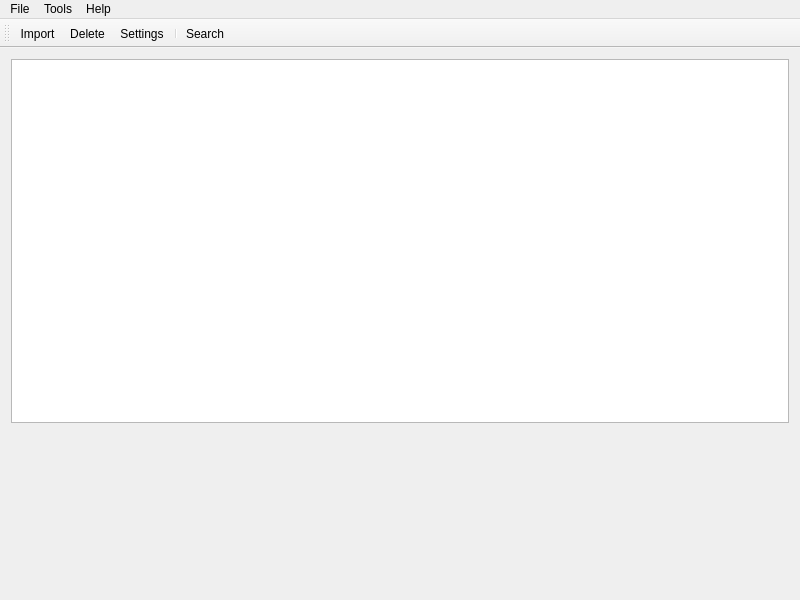
alorence/tym, file uis/mainwindow.ui: the form before one commit.
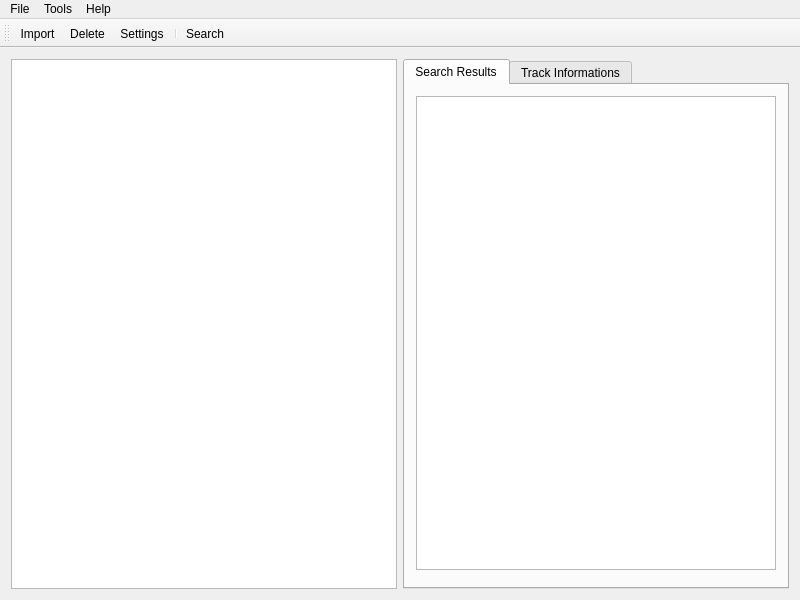
The form after the commit. Custom widgets are drawn as their Qt base class.

Patch:
```diff
--- a/uis/mainwindow.ui
+++ b/uis/mainwindow.ui
@@ -43,14 +43,29 @@
       </attribute>
      </widget>
     </item>
-    <item row="2" column="0">
-     <widget class="LibraryElementView" name="singleElementView" native="true">
-      <property name="minimumSize">
-       <size>
-        <width>0</width>
-        <height>160</height>
-       </size>
+    <item row="1" column="1">
+     <widget class="QTabWidget" name="tabWidget">
+      <property name="currentIndex">
+       <number>0</number>
       </property>
+      <widget class="QWidget" name="searchTab">
+       <attribute name="title">
+        <string>Search Results</string>
+       </attribute>
+       <layout class="QGridLayout" name="gridLayout_2">
+        <item row="0" column="0">
+         <widget class="QTableView" name="searchResultsView"/>
+        </item>
+        <item row="1" column="0">
+         <widget class="TrackInfosView" name="widget" native="true"/>
+        </item>
+       </layout>
+      </widget>
+      <widget class="QWidget" name="trackInfoTab">
+       <attribute name="title">
+        <string>Track Informations</string>
+       </attribute>
+      </widget>
      </widget>
     </item>
    </layout>
@@ -161,9 +176,9 @@
    <header>src/libraryview.h</header>
   </customwidget>
   <customwidget>
-   <class>LibraryElementView</class>
+   <class>TrackInfosView</class>
    <extends>QWidget</extends>
-   <header>uis/libraryelementview.h</header>
+   <header>uis/trackinfosview.h</header>
    <container>1</container>
   </customwidget>
  </customwidgets>
```
